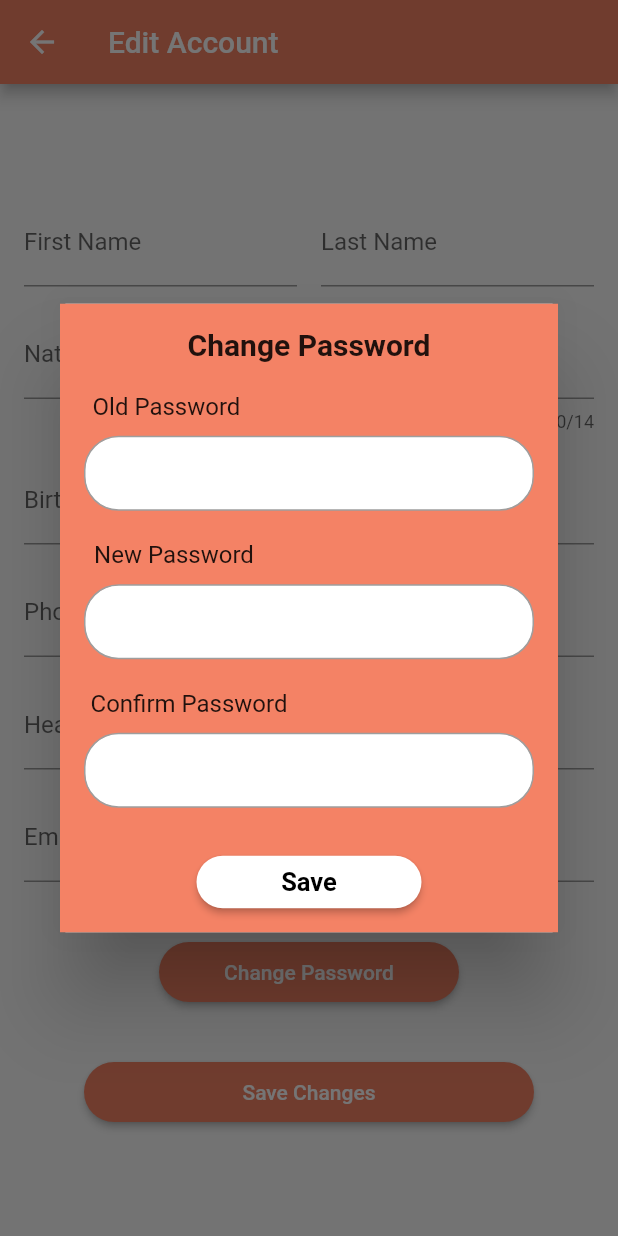
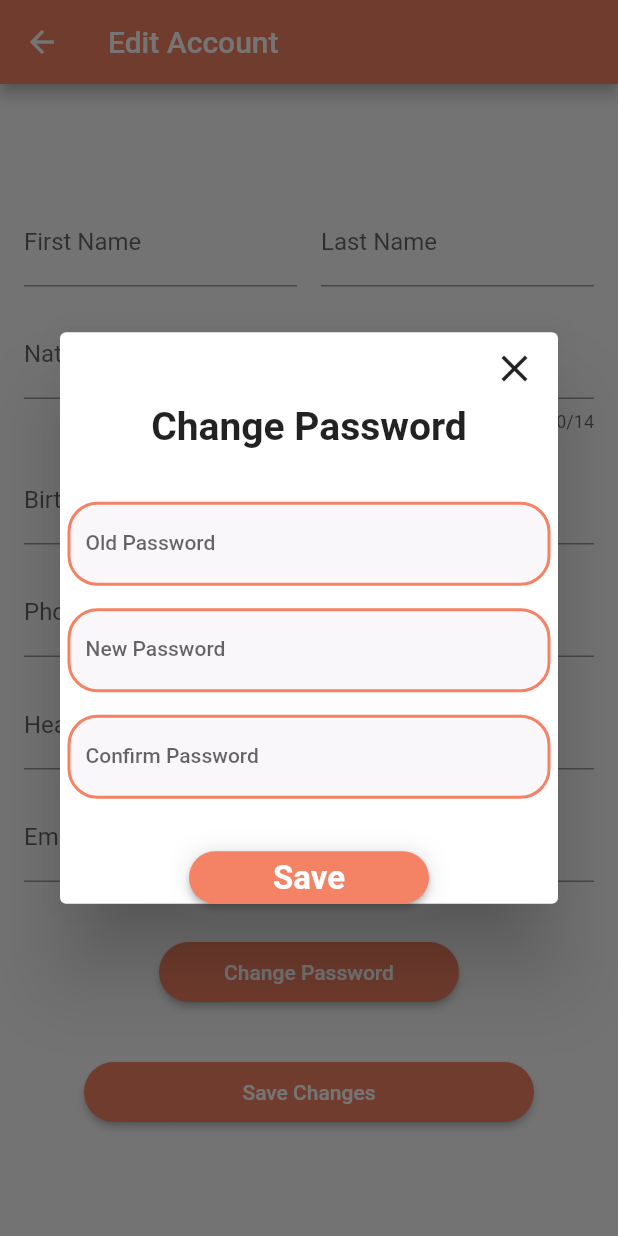
Before and after one commit to WaleedShehata1/easy_ticket_app, a Flutter app: the EditProfileScreen screen opened by its route, after a tap on "Change Password", on a phone screen of 412 x 824 dp. Run offline on Flutter 3.47's test engine with Material 2 defaults, Android fonts, the phone set to English and light mode, and no system bars; our stand-ins replace animated_notch_bottom_bar, dotted_border, shared_preferences; accounts and stored records are empty.

Commit message:
waleed edit pop up -> change passwword add pop up       enter 4 digit       get password

```diff
--- a/lib/Pop_Up/change_password.dart
+++ b/lib/Pop_Up/change_password.dart
@@ -1,146 +1,66 @@
 // ignore_for_file: library_private_types_in_public_api, avoid_unnecessary_containers
 
+import 'package:easy_ticket_app/screen/sign_in.dart';
+import 'package:easy_ticket_app/screen/sign_up.dart';
+import 'package:easy_ticket_app/widget/components.dart';
 import 'package:flutter/material.dart';
 
 class ChangePasswordScreen extends StatelessWidget {
   final TextEditingController oldPasswordController = TextEditingController();
-
   final TextEditingController newPasswordController = TextEditingController();
-
   final TextEditingController confirmPasswordController = TextEditingController();
-
   ChangePasswordScreen({super.key});
-
   @override
   Widget build(BuildContext context) {
     return Container(
-      color: const Color(0xffF48265),
-      padding: const EdgeInsets.all(16.0),
-      child: Column(
-        mainAxisSize: MainAxisSize.min,
-        children: [
-          Column(
-            children: const [
-              Text(
-                'Change Password',
-                style: TextStyle(
-                  fontSize: 20.0,
-                  fontWeight: FontWeight.bold,
-                ),
-              ),
-            ],
-          ),
-          const SizedBox(height: 20.0),
-          const Padding(
-            padding: EdgeInsets.only(
-              right: 190.0,
+      padding: const EdgeInsets.symmetric(horizontal: 5),
+      child: SingleChildScrollView(
+        child: Column(
+          mainAxisSize: MainAxisSize.min,
+          children: [
+            Row(
+              mainAxisAlignment: MainAxisAlignment.end,
+              children: [
+                IconButton(onPressed: (){}, icon: Icon(Icons.close,size: 30,))
+              ],
             ),
-            child: Text(
-              'Old Password',
+            Text(
+              'Change Password',
               style: TextStyle(
-                fontSize: 16.0,
+                fontSize: 26.0,
+                fontWeight: FontWeight.bold,
               ),
             ),
-          ),
-          const SizedBox(height: 10.0),
-          Container(
-            decoration: BoxDecoration(
-              borderRadius: BorderRadius.circular(23.0),
-              color: Colors.white,
-              border: Border.all(color: Colors.grey),
-            ),
-            child: Padding(
-              padding: const EdgeInsets.symmetric(horizontal: 16.0),
-              child: TextField(
-                controller: oldPasswordController,
-                decoration: const InputDecoration(
-                  border: InputBorder.none,
-                ),
-              ),
-            ),
-          ),
-          const SizedBox(height: 20.0),
-          const Padding(
-            padding: EdgeInsets.only(
-              right: 180.0,
-            ),
-            child: Text(
-              'New Password',
-              style: TextStyle(
-                fontSize: 16.0,
-              ),
-            ),
-          ),
-          const SizedBox(height: 10.0),
-          Container(
-            decoration: BoxDecoration(
-              borderRadius: BorderRadius.circular(23.0),
-              color: Colors.white,
-              border: Border.all(color: Colors.grey),
-            ),
-            child: Padding(
-              padding: const EdgeInsets.symmetric(horizontal: 16.0),
-              child: TextField(
-                controller: newPasswordController,
-                decoration: const InputDecoration(
-                  border: InputBorder.none,
-                ),
-              ),
-            ),
-          ),
-          const SizedBox(height: 20.0),
-          const Padding(
-            padding: EdgeInsets.only(
-              right: 160.0,
-            ),
-            child: Text(
-              'Confirm Password',
-              style: TextStyle(
-                fontSize: 16.0,
-              ),
-            ),
-          ),
-          const SizedBox(height: 10.0),
-          Container(
-            decoration: BoxDecoration(
-              borderRadius: BorderRadius.circular(23.0),
-              color: Colors.white,
-              border: Border.all(color: Colors.grey),
-            ),
-            child: Padding(
-              padding: const EdgeInsets.symmetric(horizontal: 16.0),
-              child: TextField(
-                controller: confirmPasswordController,
-                decoration: const InputDecoration(
-                  border: InputBorder.none,
-                ),
-              ),
-            ),
-          ),
-          const SizedBox(height: 32.0),
-          Container(
-            child: SizedBox(
-              width: 150.0,
-              height: 35.0,
-              child: ElevatedButton(
-                onPressed: () {
+            const SizedBox(height: 35.0),
+            DefaultFormField(controller:  oldPasswordController,
+             label:  'Old Password', validate:(p0) {
 
+             },),
+             const SizedBox(height: 15.0),
+            DefaultFormField(controller:  oldPasswordController,
+             label: 'New Password', validate:(p0) {
 
-                },
-                style: ElevatedButton.styleFrom(
-                    shape: RoundedRectangleBorder(
-                      borderRadius: BorderRadius.circular(23.0),
-                    ),
-                    backgroundColor: Colors.white),
-                child: const Text('Save',
-                    style: TextStyle(
-                        color: Colors.black,
-                        fontSize: 17.0,
-                        fontWeight: FontWeight.bold)),
-              ),
-            ),
-          ),
-        ],
+             },),
+             const SizedBox(height: 15.0),
+            DefaultFormField(controller:  oldPasswordController,
+             label: 'Confirm Password', validate:(p0) {
+
+             },),
+            const SizedBox(height: 35.0),
+            DefaultButtom(
+              Child:Text('Save',
+                      style: TextStyle(
+                          color: Colors.white,
+                          fontSize: 22.0,
+                          fontWeight: FontWeight.bold))
+                          , Height:35, Width:150 ,
+                          PaddingHorizontal: 0, PaddingVertical: 0,
+                          OnTap: () {
+                            Navigator.pushReplacementNamed(context,Sign_In.routeName);
+                          },)
+
+          ],
+        ),
       ),
     );
   }
--- a/lib/main.dart
+++ b/lib/main.dart
@@ -32,7 +32,7 @@ class MyApp extends StatelessWidget {
         primarySwatch: Colors.deepOrange,
 
       ),
-      home: Sign_In() ,
+      home: const GetPasswordResetCode() ,
 
         routes: {
                splash.routeName: (context)=>  const splash(),
```
Also changed, not shown: lib/Pop_Up/enter_4_digit.dart (added, +73 -0 lines), lib/screen/get_password_reset_code.dart (+92 -50 lines).
